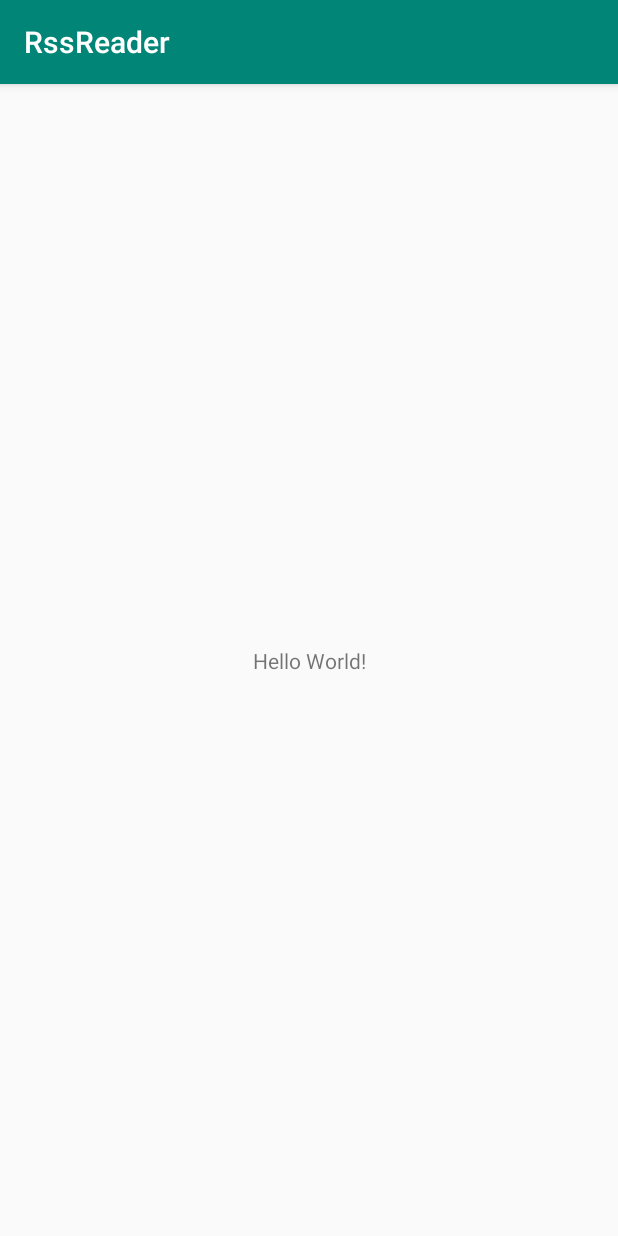
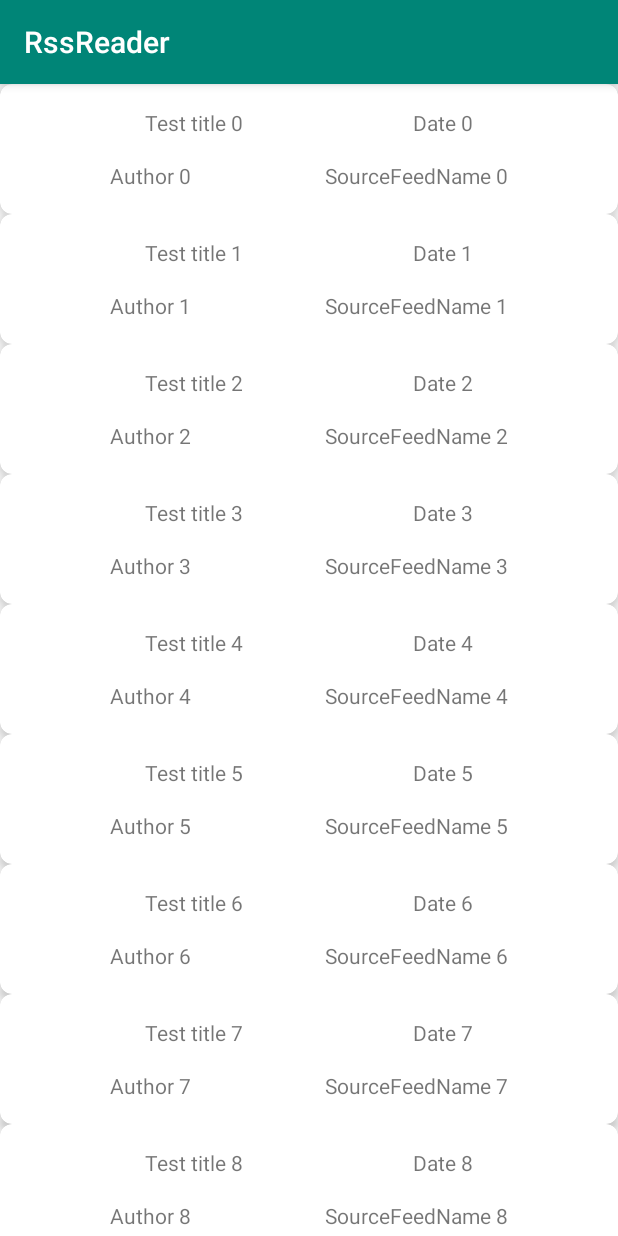
Before and after one commit to drukarev/RssReader, an Android app: the screen it shows after launch (MainActivity), on a phone screen of 412 x 824 dp. Run offline under Robolectric (Android 15) with nearby library versions, the phone set to English and light mode, and no system bars.

Commit message:
Add feed recyclerView

```diff
--- a/app/build.gradle
+++ b/app/build.gradle
@@ -26,9 +26,13 @@ android {
 dependencies {
     implementation fileTree(dir: 'libs', include: ['*.jar'])
     implementation"org.jetbrains.kotlin:kotlin-stdlib-jdk7:$kotlin_version"
+
     implementation 'androidx.appcompat:appcompat:1.1.0'
     implementation 'androidx.core:core-ktx:1.1.0'
     implementation 'androidx.constraintlayout:constraintlayout:1.1.3'
+    implementation 'androidx.cardview:cardview:1.0.0'
+    implementation 'androidx.recyclerview:recyclerview:1.1.0'
+
     testImplementation 'junit:junit:4.12'
     androidTestImplementation 'androidx.test.ext:junit:1.1.1'
     androidTestImplementation 'androidx.test.espresso:espresso-core:3.2.0'
--- a/app/src/main/java/com/example/rssreader/MainActivity.kt
+++ b/app/src/main/java/com/example/rssreader/MainActivity.kt
@@ -2,11 +2,30 @@ package com.example.rssreader
 
 import androidx.appcompat.app.AppCompatActivity
 import android.os.Bundle
+import com.example.rssreader.model.FeedCardModel
+import com.example.rssreader.view.FeedAdapter
+import kotlinx.android.synthetic.main.activity_main.*
 
 class MainActivity : AppCompatActivity() {
+
+    lateinit var adapter: FeedAdapter
 
     override fun onCreate(savedInstanceState: Bundle?) {
         super.onCreate(savedInstanceState)
         setContentView(R.layout.activity_main)
+        setUpFeed()
+    }
+
+    override fun onResume() {
+        super.onResume()
+        val mockList = List(100) { id ->
+            FeedCardModel(id, "Test title $id", "Author $id", "Date $id", "SourceFeedName $id")
+        }
+        adapter.submitList(mockList)
+    }
+
+    private fun setUpFeed() {
+        adapter = FeedAdapter()
+        feed.adapter = adapter
     }
 }
--- /dev/null
+++ b/app/src/main/java/com/example/rssreader/model/FeedCardModel.kt
@@ -0,0 +1,9 @@
+package com.example.rssreader.model
+
+data class FeedCardModel(
+    val id: Int,
+    val title: CharSequence,
+    val author: CharSequence,
+    val date: CharSequence,
+    val sourceFeedName: CharSequence
+)
--- /dev/null
+++ b/app/src/main/java/com/example/rssreader/view/FeedAdapter.kt
@@ -0,0 +1,35 @@
+package com.example.rssreader.view
+
+import android.content.Context
+import android.view.ViewGroup
+import androidx.recyclerview.widget.AsyncDifferConfig
+import androidx.recyclerview.widget.ListAdapter
+import androidx.recyclerview.widget.RecyclerView
+import com.example.rssreader.model.FeedCardModel
+import kotlinx.android.synthetic.main.item_feed_card.view.*
+
+class FeedAdapter : ListAdapter<FeedCardModel, RecyclerView.ViewHolder>(
+    AsyncDifferConfig.Builder(FeedCardDiffCallback()).build()
+) {
+
+    override fun onCreateViewHolder(parent: ViewGroup, itemViewType: Int): RecyclerView.ViewHolder {
+        return Data(parent.context)
+    }
+
+    override fun onBindViewHolder(holder: RecyclerView.ViewHolder, position: Int) {
+        val item = getItem(position)
+        holder.itemView.apply {
+            title.text = item.title
+            author.text = item.author
+            date.text = item.date
+            sourceFeedName.text = item.sourceFeedName
+        }
+    }
+}
+
+class Data(context: Context) : RecyclerView.ViewHolder(FeedCardView(context).apply {
+    layoutParams = ViewGroup.LayoutParams(
+        ViewGroup.LayoutParams.MATCH_PARENT,
+        ViewGroup.LayoutParams.WRAP_CONTENT
+    )
+})
--- /dev/null
+++ b/app/src/main/java/com/example/rssreader/view/FeedCardDiffCallback.kt
@@ -0,0 +1,15 @@
+package com.example.rssreader.view
+
+import androidx.recyclerview.widget.DiffUtil
+import com.example.rssreader.model.FeedCardModel
+
+class FeedCardDiffCallback : DiffUtil.ItemCallback<FeedCardModel>() {
+
+    override fun areItemsTheSame(oldItem: FeedCardModel, newItem: FeedCardModel): Boolean {
+        return oldItem.id == newItem.id
+    }
+
+    override fun areContentsTheSame(oldItem: FeedCardModel, newItem: FeedCardModel): Boolean {
+        return oldItem == newItem
+    }
+}
--- /dev/null
+++ b/app/src/main/java/com/example/rssreader/view/FeedCardView.kt
@@ -0,0 +1,38 @@
+package com.example.rssreader.view
+
+import android.content.Context
+import android.util.AttributeSet
+import android.view.View
+import androidx.cardview.widget.CardView
+import com.example.rssreader.R
+import kotlinx.android.synthetic.main.item_feed_card.view.*
+
+class FeedCardView
+@JvmOverloads constructor(
+    context: Context,
+    attrs: AttributeSet? = null,
+    defStyleAttr: Int = 0
+) : CardView(context, attrs, defStyleAttr) {
+
+    init {
+        cardElevation = resources.getDimensionPixelOffset(R.dimen.cardElevation).toFloat()
+        radius = resources.getDimensionPixelOffset(R.dimen.cardRadius).toFloat()
+        addView(View.inflate(context, R.layout.item_feed_card, null))
+    }
+
+    fun setTitle(titleText: CharSequence) {
+        title.text = titleText
+    }
+
+    fun setDate(dateText: CharSequence) {
+        date.text = dateText
+    }
+
+    fun setAuthor(authorText: CharSequence) {
+        author.text = authorText
+    }
+
+    fun setSourceFeedName(sourceFeedNameText: CharSequence) {
+        sourceFeedName.text = sourceFeedNameText
+    }
+}
--- a/app/src/main/res/layout/activity_main.xml
+++ b/app/src/main/res/layout/activity_main.xml
@@ -1,18 +1,7 @@
 <?xml version="1.0" encoding="utf-8"?>
-<androidx.constraintlayout.widget.ConstraintLayout xmlns:android="http://schemas.android.com/apk/res/android"
+<androidx.recyclerview.widget.RecyclerView xmlns:android="http://schemas.android.com/apk/res/android"
     xmlns:app="http://schemas.android.com/apk/res-auto"
-    xmlns:tools="http://schemas.android.com/tools"
+    android:id="@+id/feed"
     android:layout_width="match_parent"
     android:layout_height="match_parent"
-    tools:context=".MainActivity">
-
-    <TextView
-        android:layout_width="wrap_content"
-        android:layout_height="wrap_content"
-        android:text="Hello World!"
-        app:layout_constraintBottom_toBottomOf="parent"
-        app:layout_constraintLeft_toLeftOf="parent"
-        app:layout_constraintRight_toRightOf="parent"
-        app:layout_constraintTop_toTopOf="parent" />
-
-</androidx.constraintlayout.widget.ConstraintLayout>
+    app:layoutManager="androidx.recyclerview.widget.LinearLayoutManager" />
--- /dev/null
+++ b/app/src/main/res/layout/item_feed_card.xml
@@ -0,0 +1,54 @@
+<?xml version="1.0" encoding="utf-8"?>
+<androidx.constraintlayout.widget.ConstraintLayout xmlns:android="http://schemas.android.com/apk/res/android"
+    xmlns:app="http://schemas.android.com/apk/res-auto"
+    xmlns:tools="http://schemas.android.com/tools"
+    android:layout_width="match_parent"
+    android:layout_height="wrap_content"
+    android:orientation="vertical">
+
+    <TextView
+        android:id="@+id/title"
+        android:layout_width="wrap_content"
+        android:layout_height="wrap_content"
+        android:layout_marginStart="16dp"
+        android:layout_marginTop="16dp"
+        android:layout_marginEnd="16dp"
+        app:layout_constraintEnd_toStartOf="@+id/date"
+        app:layout_constraintStart_toStartOf="parent"
+        app:layout_constraintTop_toTopOf="parent"
+        tools:text="Post title" />
+
+    <TextView
+        android:id="@+id/date"
+        android:layout_width="wrap_content"
+        android:layout_height="wrap_content"
+        android:layout_marginStart="16dp"
+        android:layout_marginTop="16dp"
+        android:layout_marginEnd="16dp"
+        app:layout_constraintEnd_toEndOf="parent"
+        app:layout_constraintStart_toEndOf="@+id/title"
+        app:layout_constraintTop_toTopOf="parent"
+        tools:text="27 Jan 2020 14:04:42" />
+
+    <TextView
+        android:id="@+id/author"
+        android:layout_width="wrap_content"
+        android:layout_height="wrap_content"
+        android:layout_margin="16dp"
+        app:layout_constraintBottom_toBottomOf="parent"
+        app:layout_constraintEnd_toStartOf="@+id/sourceFeedName"
+        app:layout_constraintStart_toStartOf="parent"
+        app:layout_constraintTop_toBottomOf="@+id/title"
+        tools:text="Author Name" />
+
+    <TextView
+        android:id="@+id/sourceFeedName"
+        android:layout_width="wrap_content"
+        android:layout_height="wrap_content"
+        android:layout_margin="16dp"
+        app:layout_constraintBottom_toBottomOf="parent"
+        app:layout_constraintEnd_toEndOf="parent"
+        app:layout_constraintStart_toEndOf="@+id/author"
+        app:layout_constraintTop_toBottomOf="@+id/date"
+        tools:text="Blog name" />
+</androidx.constraintlayout.widget.ConstraintLayout>
--- /dev/null
+++ b/app/src/main/res/values/dimens.xml
@@ -0,0 +1,5 @@
+<?xml version="1.0" encoding="utf-8"?>
+<resources>
+    <dimen name="cardRadius">8dp</dimen>
+    <dimen name="cardElevation">4dp</dimen>
+</resources>
```
